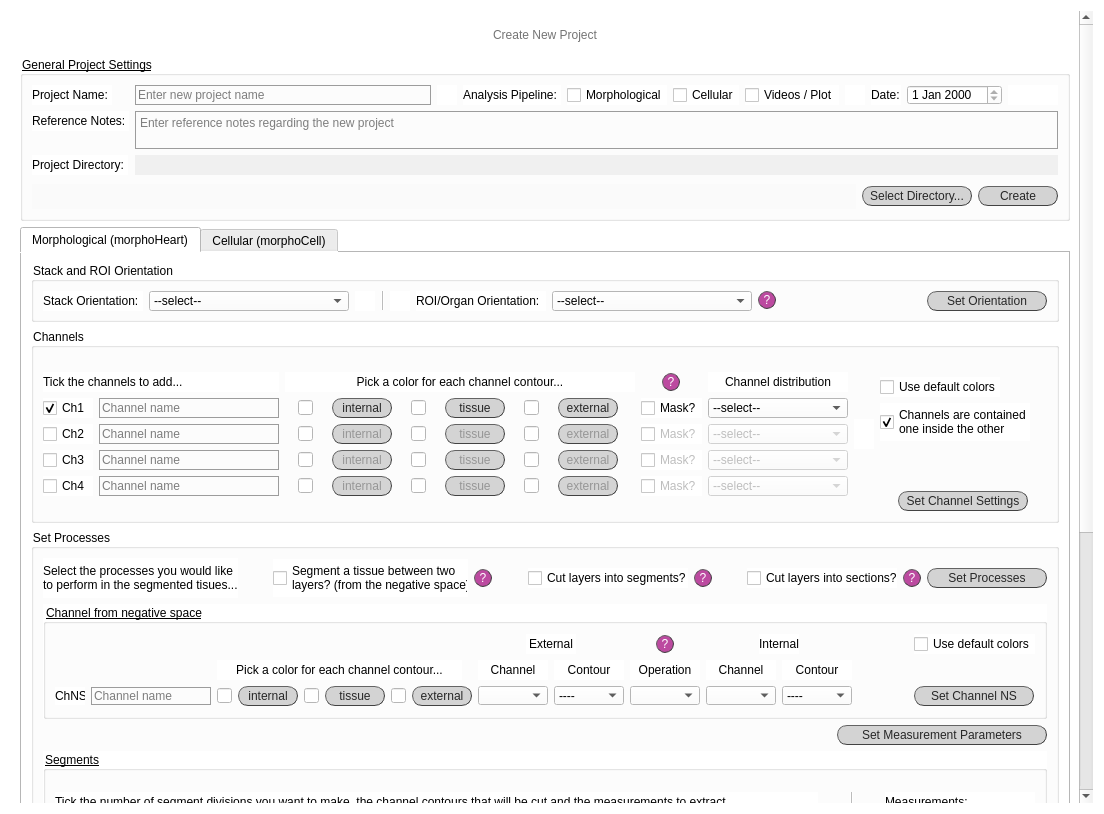
Qt form gui/new_project_screen.ui (jsanchez679/morphoHeart_rev) before a commit.
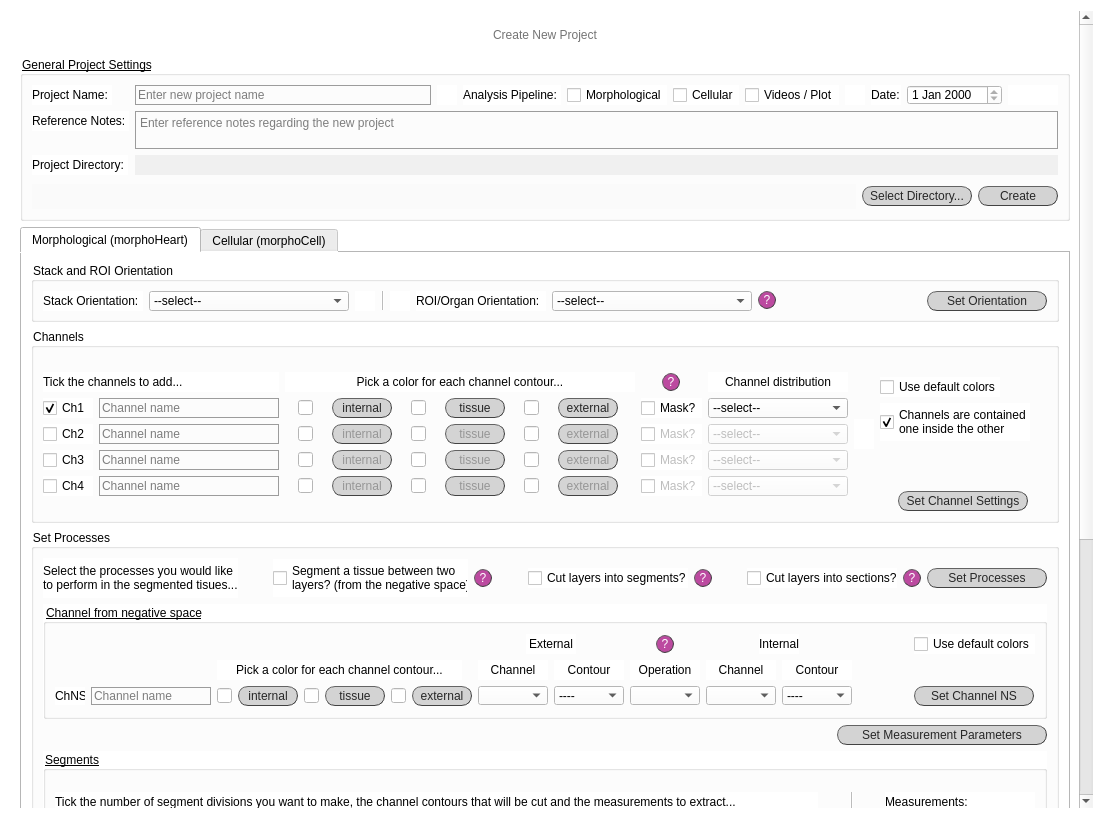
The same form after that commit.

Commit message: Added some more modules to p&a tab, started creating workflow to add btn

The edit to the form file:
```diff
--- a/gui/new_project_screen.ui
+++ b/gui/new_project_screen.ui
@@ -7,7 +7,7 @@
     <x>0</x>
     <y>0</y>
     <width>1104</width>
-    <height>814</height>
+    <height>819</height>
    </rect>
   </property>
   <property name="windowTitle">
@@ -72,7 +72,7 @@
       <property name="geometry">
        <rect>
         <x>0</x>
-        <y>-398</y>
+        <y>0</y>
         <width>1074</width>
         <height>1200</height>
        </rect>
```
Left out of the diff: 2 changed lines with no effect on the pictures. The commit also changes 7 other files.
